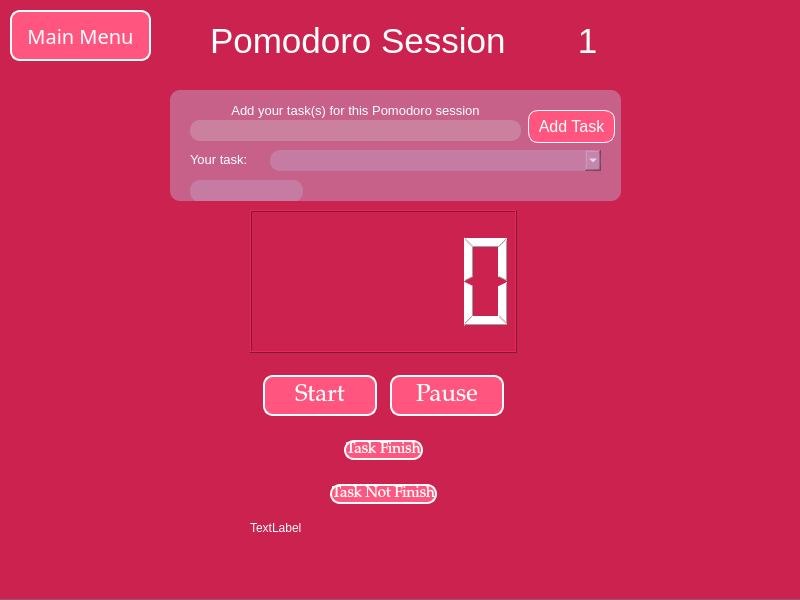
Qt form UI/pomodoro.ui (RamaNahawandi/TimeTrackingProject) before a commit.
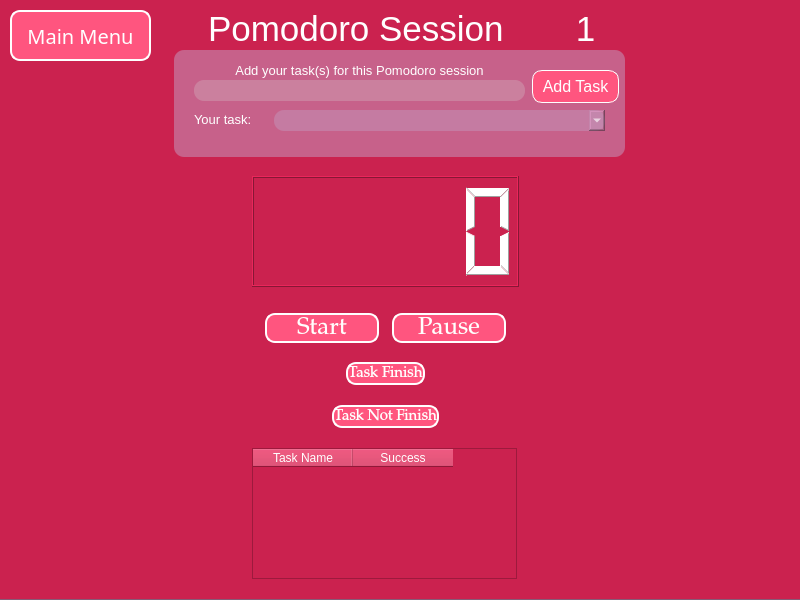
The same form after that commit.

Commit message: total time/pomodoro/break changed

```diff
--- a/UI/pomodoro.ui
+++ b/UI/pomodoro.ui
@@ -47,10 +47,10 @@
     </property>
     <property name="geometry">
      <rect>
-      <x>170</x>
-      <y>90</y>
+      <x>174</x>
+      <y>50</y>
       <width>451</width>
-      <height>111</height>
+      <height>107</height>
      </rect>
     </property>
     <property name="styleSheet">
@@ -194,19 +194,24 @@
     <widget class="QLineEdit" name="taskMessage">
      <property name="geometry">
       <rect>
-       <x>20</x>
-       <y>90</y>
-       <width>113</width>
-       <height>22</height>
+       <x>18</x>
+       <y>87</y>
+       <width>391</width>
+       <height>19</height>
       </rect>
      </property>
+     <property name="styleSheet">
+      <string notr="true">background-color:rgba(195, 141, 179, 0);
+border-radius:0px;
+</string>
+     </property>
     </widget>
    </widget>
    <widget class="QLabel" name="pomodoroSession">
     <property name="geometry">
      <rect>
-      <x>210</x>
-      <y>20</y>
+      <x>208</x>
+      <y>8</y>
       <width>351</width>
       <height>41</height>
      </rect>
@@ -234,8 +239,8 @@
    <widget class="QLabel" name="numberOfSession">
     <property name="geometry">
      <rect>
-      <x>574</x>
-      <y>20</y>
+      <x>572</x>
+      <y>8</y>
       <width>27</width>
       <height>41</height>
      </rect>
@@ -297,23 +302,23 @@
    <widget class="QLCDNumber" name="timeLabel">
     <property name="geometry">
      <rect>
-      <x>250</x>
-      <y>210</y>
+      <x>252</x>
+      <y>176</y>
       <width>267</width>
-      <height>143</height>
+      <height>111</height>
      </rect>
     </property>
    </widget>
    <widget class="QWidget" name="verticalLayoutWidget">
     <property name="geometry">
      <rect>
-      <x>250</x>
-      <y>360</y>
+      <x>252</x>
+      <y>302</y>
       <width>267</width>
-      <height>161</height>
+      <height>139</height>
      </rect>
     </property>
-    <layout class="QVBoxLayout" name="verticalLayout">
+    <layout class="QVBoxLayout" name="verticalLayout" stretch="4,3,3">
      <item>
       <layout class="QHBoxLayout" name="horizontalLayout">
        <property name="spacing">
@@ -326,10 +331,16 @@
         <number>13</number>
        </property>
        <property name="bottomMargin">
-        <number>3</number>
+        <number>2</number>
        </property>
        <item>
         <widget class="QPushButton" name="startButton">
+         <property name="maximumSize">
+          <size>
+           <width>16777215</width>
+           <height>30</height>
+          </size>
+         </property>
          <property name="font">
           <font>
            <family>Palatino Linotype</family>
@@ -345,7 +356,6 @@
 border-width:2px;
 border-radius:10px;
 border-color:white;
-padding:6px;
 
 </string>
          </property>
@@ -356,6 +366,12 @@
        </item>
        <item>
         <widget class="QPushButton" name="pauseButton">
+         <property name="maximumSize">
+          <size>
+           <width>16777215</width>
+           <height>30</height>
+          </size>
+         </property>
          <property name="font">
           <font>
            <family>Palatino Linotype</family>
@@ -371,7 +387,6 @@
 border-width:2px;
 border-radius:10px;
 border-color:white;
-padding:6px;
 </string>
          </property>
          <property name="text">
@@ -410,6 +425,12 @@
        </item>
        <item>
         <widget class="QPushButton" name="doneButton">
+         <property name="maximumSize">
+          <size>
+           <width>16777215</width>
+           <height>23</height>
+          </size>
+         </property>
          <property name="font">
           <font>
            <family>Palatino Linotype</family>
@@ -468,6 +489,12 @@
        </item>
        <item>
         <widget class="QPushButton" name="notFinishedButton">
+         <property name="maximumSize">
+          <size>
+           <width>16777215</width>
+           <height>23</height>
+          </size>
+         </property>
          <property name="font">
           <font>
            <family>Palatino Linotype</family>
@@ -511,18 +538,44 @@
      </item>
     </layout>
    </widget>
-   <widget class="QLabel" name="doneORno">
+   <widget class="QTableWidget" name="tableWidget">
     <property name="geometry">
      <rect>
-      <x>250</x>
-      <y>520</y>
-      <width>211</width>
-      <height>16</height>
+      <x>252</x>
+      <y>448</y>
+      <width>265</width>
+      <height>131</height>
      </rect>
     </property>
-    <property name="text">
-     <string>TextLabel</string>
+    <property name="styleSheet">
+     <string notr="true">background-color: rgb(203, 34, 79);</string>
     </property>
+    <column>
+     <property name="text">
+      <string>Task Name</string>
+     </property>
+     <property name="background">
+      <color>
+       <red>203</red>
+       <green>34</green>
+       <blue>79</blue>
+      </color>
+     </property>
+     <property name="foreground">
+      <brush brushstyle="NoBrush">
+       <color alpha="255">
+        <red>203</red>
+        <green>34</green>
+        <blue>79</blue>
+       </color>
+      </brush>
+     </property>
+    </column>
+    <column>
+     <property name="text">
+      <string>Success</string>
+     </property>
+    </column>
    </widget>
   </widget>
  </widget>
```
The commit also changes 5 other files.
